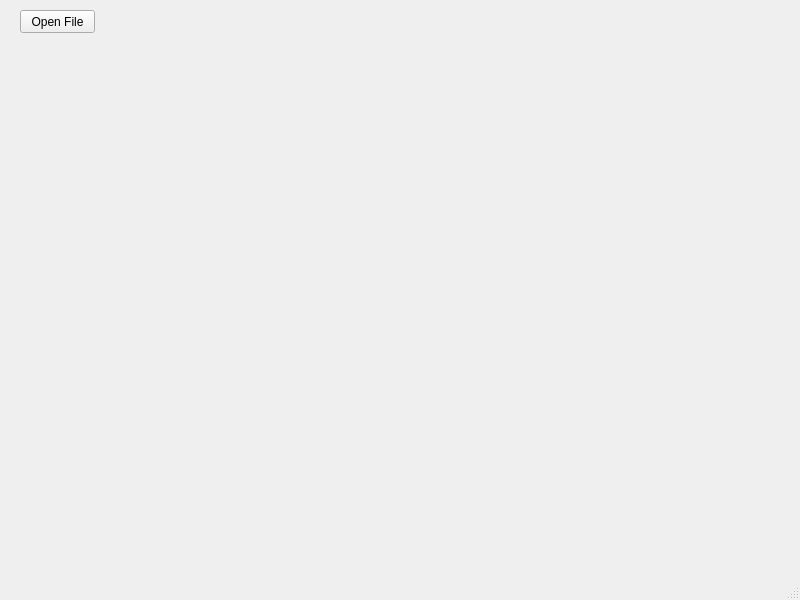
Qt form mainwindow.ui (davidalek/Median) before a commit.
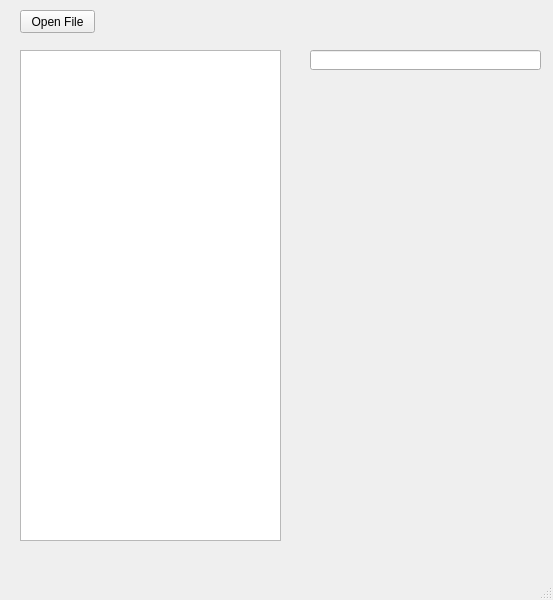
The same form after that commit.

Commit message: Added first items in the view.

Diff of the .ui file:
```diff
--- a/mainwindow.ui
+++ b/mainwindow.ui
@@ -6,7 +6,7 @@
    <rect>
     <x>0</x>
     <y>0</y>
-    <width>800</width>
+    <width>553</width>
     <height>600</height>
    </rect>
   </property>
@@ -27,6 +27,26 @@
      <string>Open File</string>
     </property>
    </widget>
+   <widget class="QTextEdit" name="textEdit">
+    <property name="geometry">
+     <rect>
+      <x>20</x>
+      <y>50</y>
+      <width>261</width>
+      <height>491</height>
+     </rect>
+    </property>
+   </widget>
+   <widget class="QLineEdit" name="lineEdit">
+    <property name="geometry">
+     <rect>
+      <x>310</x>
+      <y>50</y>
+      <width>231</width>
+      <height>20</height>
+     </rect>
+    </property>
+   </widget>
   </widget>
   <widget class="QMenuBar" name="menubar">
    <property name="geometry">
```
Left out of the diff: 2 changed lines with no effect on the pictures.
